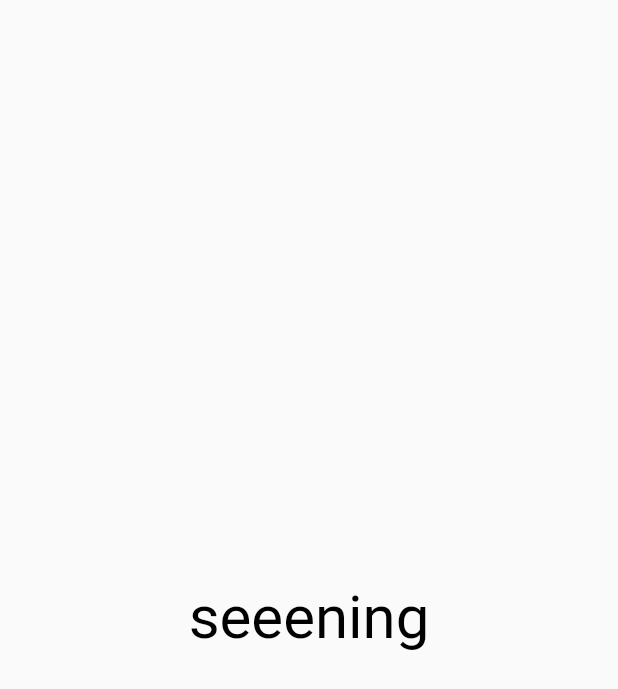
After one commit to erjansatybaldyev/weather_app, a Flutter app: the testing screen opened directly, on a phone screen of 412 x 824 dp. The commit adds this screen. Shown: the top 689 px of the screen. Run offline on Flutter 3.47's test engine with Material 2 defaults, Android fonts, the phone set to English and light mode, and no system bars; our stand-ins replace geolocator.

Commit message:
api_the_end

```diff
--- a/weather/lib/main.dart
+++ b/weather/lib/main.dart
@@ -1,5 +1,7 @@
 import 'package:flutter/material.dart';
 import 'package:weather/pages/home_page.dart';
+import 'package:weather/pages/repeat.dart';
+import 'package:weather/pages/test_page.dart';
 
 void main() {
   runApp(const MyApp());
@@ -18,6 +20,8 @@ class MyApp extends StatelessWidget {
         primarySwatch: Colors.blue,
       ),
       home: MyHomePage(title: 'Flutter Demo Home Page'),
+      // home: testing(),
+      // home: Repeat(),
     );
   }
 }
--- /dev/null
+++ b/weather/lib/pages/test_page.dart
@@ -0,0 +1,47 @@
+// import 'dart:math';
+
+import 'dart:developer';
+
+import 'package:flutter/material.dart';
+
+class testing extends StatefulWidget {
+  testing({Key key}) : super(key: key);
+
+  @override
+  State<testing> createState() => _testingState();
+}
+
+class _testingState extends State<testing> {
+  String _name = 'seeening';
+
+  void initState() {
+    log('initstate ====>>');
+    getName();
+    super.initState();
+  }
+
+  Future<void> getName() async {
+    try {
+      await Future.delayed(Duration(seconds: 5));
+      _name = 'Name 5 secunds come on';
+    } catch (kata) {
+      throw Exception(kata);
+    }
+
+    setState(() {});
+  }
+
+  // asynhrovanya Kutuu ishtoo bashkalar ishtep turuu
+
+  @override
+  Widget build(BuildContext context) {
+    return Scaffold(
+      body: Center(
+        child: Text(
+          _name,
+          style: TextStyle(color: Colors.black, fontSize: 40.0),
+        ),
+      ),
+    );
+  }
+}
```
Also changed, not shown: weather/lib/pages/home_page.dart (+57 -0 lines), weather/lib/pages/repeat.dart (added, +45 -0 lines).
